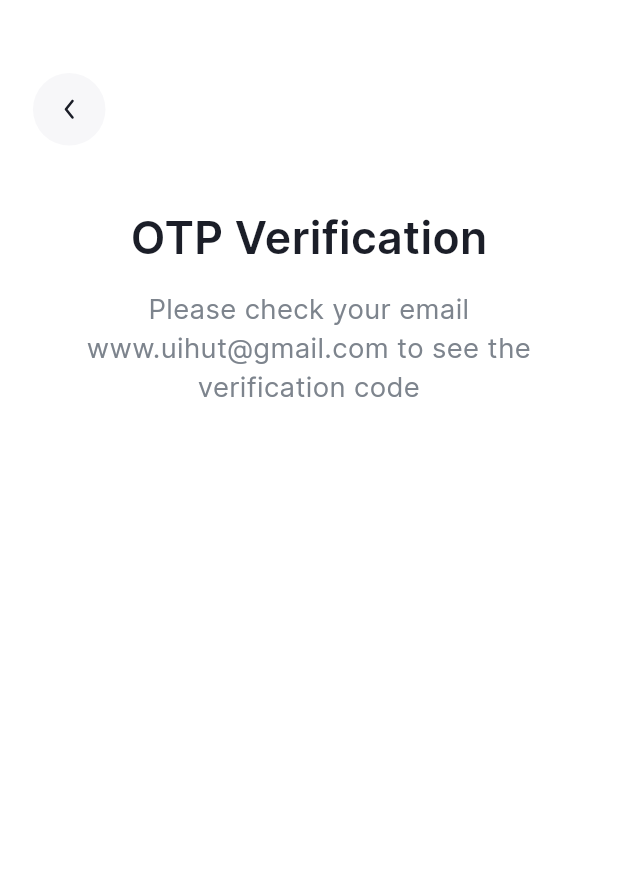
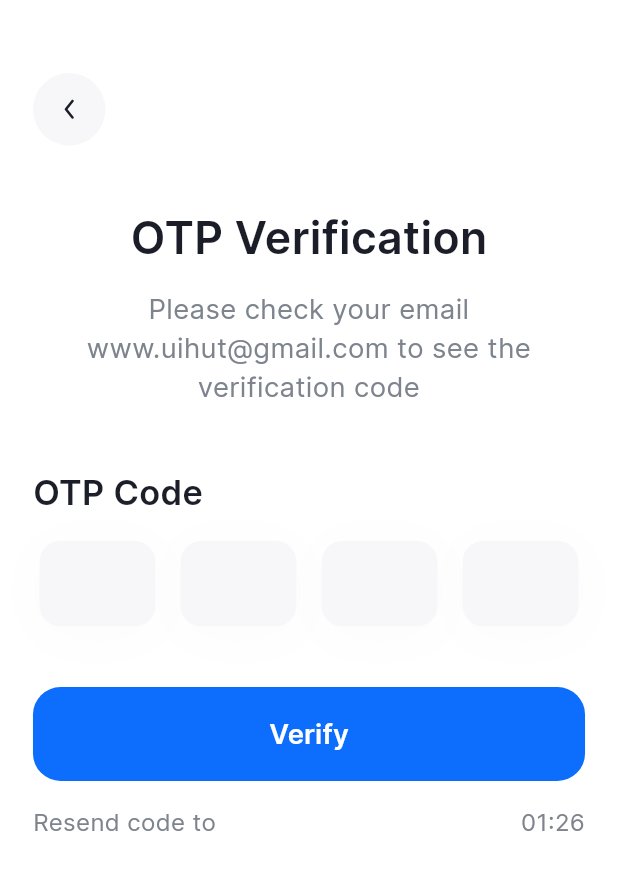
Before and after one commit to SharifboyMuminov/travel_app, a Flutter app: the VerificationScreen screen opened directly, on a phone screen of 412 x 824 dp. Shown: the top 870 px of the screen. Run offline on Flutter 3.47's test engine with Material 3 defaults, Android fonts, the phone set to English and light mode, and no system bars; drawn by our look-alikes of pinput; our stand-ins replace flutter_screenutil, flutter_svg.

Commit message:
end work verification page :)

```diff
--- a/lib/screens/auth/verification/verification_screen.dart
+++ b/lib/screens/auth/verification/verification_screen.dart
@@ -1,6 +1,9 @@
 import 'package:flutter/material.dart';
 import 'package:flutter_screenutil/flutter_screenutil.dart';
+import 'package:travel_app/screens/auth/verification/widget/verification_input.dart';
+import 'package:travel_app/screens/tab_box/tab_box.dart';
 import 'package:travel_app/screens/widget/global_arrow_back.dart';
+import 'package:travel_app/screens/widget/main_button.dart';
 import 'package:travel_app/utils/app_colors.dart';
 import 'package:travel_app/utils/app_size.dart';
 import 'package:travel_app/utils/app_text_style.dart';
@@ -13,9 +16,13 @@ class VerificationScreen extends StatefulWidget {
 }
 
 class _VerificationScreenState extends State<VerificationScreen> {
+  final TextEditingController textEditingController = TextEditingController();
+  final FocusNode focusNode = FocusNode();
+
   @override
   Widget build(BuildContext context) {
     return Scaffold(
+      backgroundColor: AppColors.white,
       body: SingleChildScrollView(
         padding: EdgeInsets.symmetric(horizontal: 20.we),
         child: Column(
@@ -46,6 +53,56 @@ class _VerificationScreenState extends State<VerificationScreen> {
                 color: AppColors.c7D848D,
               ),
             ),
+            40.getH(),
+            Align(
+              alignment: Alignment.topLeft,
+              child: Text(
+                "OTP Code",
+                style: AppTextStyle.interSemiBold.copyWith(
+                  fontSize: 20.sp,
+                  color: AppColors.c1B1E28,
+                ),
+              ),
+            ),
+            16.getH(),
+            VerificationInput(
+              pinController: textEditingController,
+              focusNode: focusNode,
+            ),
+            40.getH(),
+            MainButton(
+              title: "Verify",
+              onTab: () {
+                Navigator.pushReplacement(
+                  context,
+                  MaterialPageRoute(
+                    builder: (context) {
+                      return const TabBox();
+                    },
+                  ),
+                );
+              },
+            ),
+            16.getH(),
+            Row(
+              mainAxisAlignment: MainAxisAlignment.spaceBetween,
+              children: [
+                Text(
+                  "Resend code to",
+                  style: AppTextStyle.interRegular.copyWith(
+                    fontSize: 14.sp,
+                    color: AppColors.c7D848D,
+                  ),
+                ),
+                Text(
+                  "01:26",
+                  style: AppTextStyle.interRegular.copyWith(
+                    fontSize: 14.sp,
+                    color: AppColors.c7D848D,
+                  ),
+                ),
+              ],
+            ),
           ],
         ),
       ),
--- /dev/null
+++ b/lib/screens/auth/verification/widget/verification_input.dart
@@ -0,0 +1,80 @@
+import 'package:flutter/material.dart';
+import 'package:flutter/services.dart';
+import 'package:flutter_screenutil/flutter_screenutil.dart';
+import 'package:pinput/pinput.dart';
+import 'package:travel_app/utils/app_colors.dart';
+import 'package:travel_app/utils/app_size.dart';
+import 'package:travel_app/utils/app_text_style.dart';
+
+class VerificationInput extends StatelessWidget {
+  const VerificationInput({
+    super.key,
+    required this.pinController,
+    required this.focusNode,
+  });
+
+  final TextEditingController pinController;
+  final FocusNode focusNode;
+
+  @override
+  Widget build(BuildContext context) {
+    final defaultPinTheme = PinTheme(
+      margin: EdgeInsets.symmetric(horizontal: 4.we),
+      width: width,
+      height: 56.he,
+      textStyle: AppTextStyle.interMedium.copyWith(
+        fontSize: 18.sp,
+        color: AppColors.c1B1E28,
+      ),
+      decoration: BoxDecoration(
+        color: AppColors.cF7F7F9,
+        borderRadius: BorderRadius.circular(12.r),
+        boxShadow: [
+          BoxShadow(
+            color: AppColors.cF7F7F9.withOpacity(0.5),
+            blurRadius: 30,
+            offset: const Offset(0, 5),
+          ),
+        ],
+      ),
+    );
+
+    return Pinput(
+      length: 4,
+      inputFormatters: [
+        FilteringTextInputFormatter.digitsOnly,
+      ],
+      defaultPinTheme: defaultPinTheme,
+      controller: pinController,
+      focusNode: focusNode,
+      cursor: Container(
+        height: 20.he,
+        width: 2.we,
+        decoration: BoxDecoration(
+          color: AppColors.c0D6EFD,
+          borderRadius: BorderRadius.circular(12.r),
+        ),
+      ),
+      focusedPinTheme: defaultPinTheme.copyWith(
+        decoration: BoxDecoration(
+          color: AppColors.cF7F7F9,
+          borderRadius: BorderRadius.circular(12.r),
+          border: Border.all(
+            color: AppColors.c0D6EFD,
+            width: 1.we,
+          ),
+        ),
+      ),
+      errorPinTheme: defaultPinTheme.copyWith(
+        decoration: BoxDecoration(
+          borderRadius: BorderRadius.circular(4.r),
+          border: Border.all(
+            color: Colors.redAccent.withOpacity(0.40),
+            width: 1.we,
+          ),
+        ),
+      ),
+      onCompleted: (pin) {},
+    );
+  }
+}
--- a/pubspec.yaml
+++ b/pubspec.yaml
@@ -37,6 +37,7 @@ dependencies:
   cupertino_icons: ^1.0.6
   flutter_screenutil: ^5.9.3
   flutter_svg: ^2.0.10+1
+  pinput: ^5.0.0
 
 dev_dependencies:
   flutter_test:
```
Also changed, not shown: pubspec.lock.
